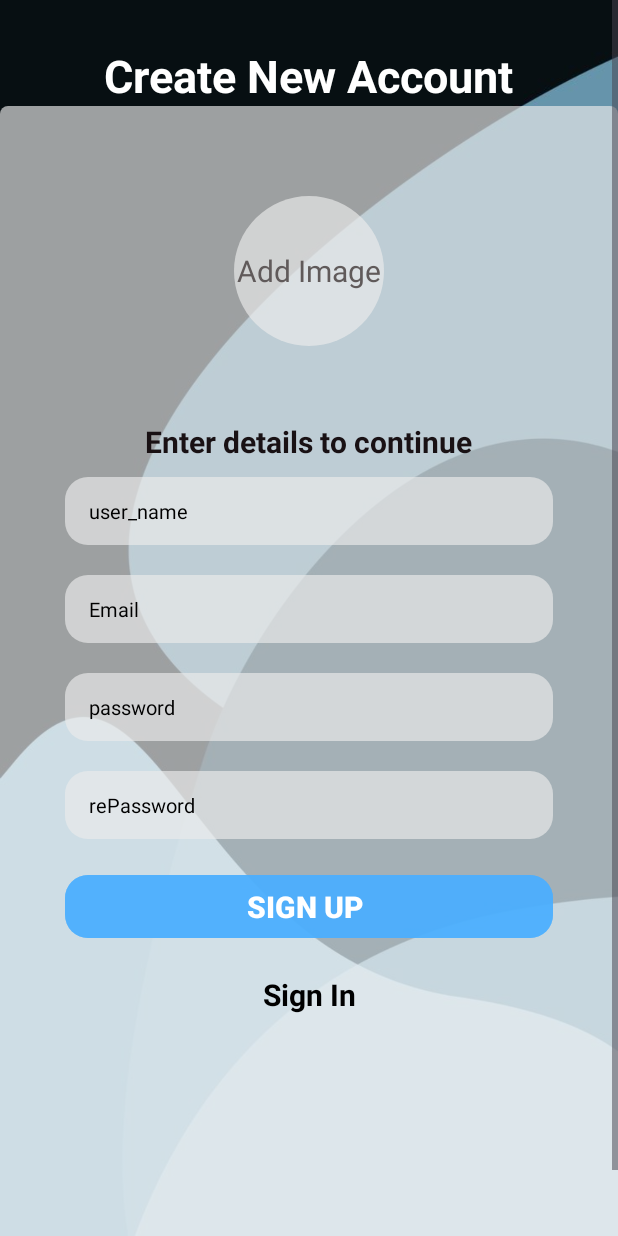
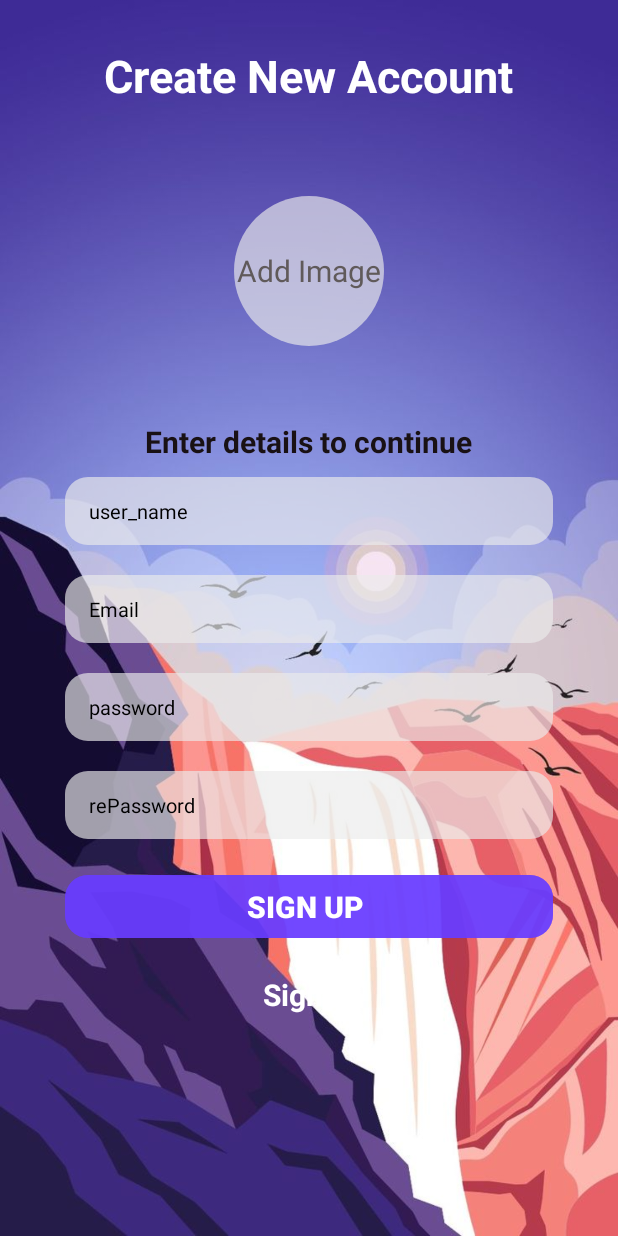
Before and after one commit to haghispin12/MontyChatElazar1, an Android app: the Sign_Up screen opened directly, with no data from a screen before it, on a phone screen of 412 x 824 dp. Run offline under Robolectric (Android 15) with nearby library versions, the light colour scheme and no system bars; our stand-ins replace Firebase (no records; nobody signed in at launch, a user with empty details on screens opened directly), sdp/ssp sizes.

Commit message:
vesion4.5

```diff
--- a/app/src/main/res/layout/activity_add_chat.xml
+++ b/app/src/main/res/layout/activity_add_chat.xml
@@ -5,7 +5,7 @@
     android:layout_width="match_parent"
     android:layout_height="match_parent"
     android:animateLayoutChanges="true"
-    android:background="@drawable/__6_"
+    android:background="@drawable/__8_"
     tools:context=".addChat">
 
     <ImageButton
--- a/app/src/main/res/layout/activity_chat_with_user.xml
+++ b/app/src/main/res/layout/activity_chat_with_user.xml
@@ -5,7 +5,7 @@
     android:layout_width="match_parent"
     android:layout_height="match_parent"
     android:animateLayoutChanges="true"
-    android:background="@drawable/__3_"
+    android:background="@drawable/mobile_app_for_landscape_design_visualization"
 
     tools:context=".chat_with_user">
 
--- a/app/src/main/res/layout/activity_main.xml
+++ b/app/src/main/res/layout/activity_main.xml
@@ -4,7 +4,7 @@
     xmlns:tools="http://schemas.android.com/tools"
     android:layout_width="match_parent"
     android:layout_height="match_parent"
-    android:background="@drawable/deep_blue_iphone_14_plus_wallpaper"
+    android:background="@drawable/__9_"
     tools:context=".MainActivity">
 
 <ScrollView
--- a/app/src/main/res/layout/activity_sign_up.xml
+++ b/app/src/main/res/layout/activity_sign_up.xml
@@ -6,7 +6,7 @@
     android:layout_width="match_parent"
     android:layout_height="match_parent"
     tools:context=".Sign_Up"
-    android:background="@drawable/__3_">
+    android:background="@drawable/__8_">
     >
 
     <LinearLayout
@@ -39,7 +39,6 @@
         <FrameLayout
             android:layout_width="match_parent"
             android:layout_height="wrap_content"
-            android:background="@drawable/back_connect_bottom"
             app:layout_constraintBottom_toBottomOf="parent"
             app:layout_constraintTop_toBottomOf="@id/backButton"
             app:layout_constraintVertical_bias="0.848"
@@ -200,7 +199,7 @@
                         android:layout_marginBottom="20dp"
                         android:gravity="center"
                         android:text="Sign In"
-                        android:textColor="@color/black"
+                        android:textColor="@color/white"
                         android:textSize="20sp"
                         android:textStyle="bold" />
 
--- a/app/src/main/res/layout/item_container_received_message.xml
+++ b/app/src/main/res/layout/item_container_received_message.xml
@@ -46,7 +46,7 @@
                     android:layout_marginTop="4dp"
                     android:layout_marginStart="5dp"
                     android:layout_marginEnd="5dp"
-                    android:textColor="@color/color3"
+                    android:textColor="@color/white"
                     android:textSize="8sp"
                     tools:ignore="MissingConstraints,NotSibling"/>
 
--- a/app/src/main/res/values/colors.xml
+++ b/app/src/main/res/values/colors.xml
@@ -2,16 +2,17 @@
 <resources>
     <color name="black">#FF000000</color>
     <color name="white">#FFFFFFFF</color>
-    <color name="primary">#BE4AAFFF</color>
-    <color name="primary_dark">#004983</color>
+    <color name="primary">#BF683CFF</color>
+    <color name="primary_dark">#FF9800</color>
     <color name="primary_text">#191114</color>
     <color name="secondary_text">#605A5A</color>
     <color name="input_back">#A8ECECEC</color>
+    <color name="input_back2">#6DECECEC</color>
     <color name="icon_back">#3E3B3B</color>
     <color name="eror">#F61002</color>
     <color name="color">#5E5858</color>
     <color name="back">#597B97</color>
-    <color name="color2">#D3004983</color>
+    <color name="color2">#DAFF9800</color>
     <color name="color3">#8AABC5</color>
 
 
```
Also changed, not shown: app/src/main/res/layout/activity_log_in.xml (+3 -4 lines), app/src/main/res/drawable/__8_.jpeg (added), app/src/main/res/drawable/__9_.jpeg (added), app/src/main/res/drawable/mobile_app_for_landscape_design_visualization.jpeg (added).
